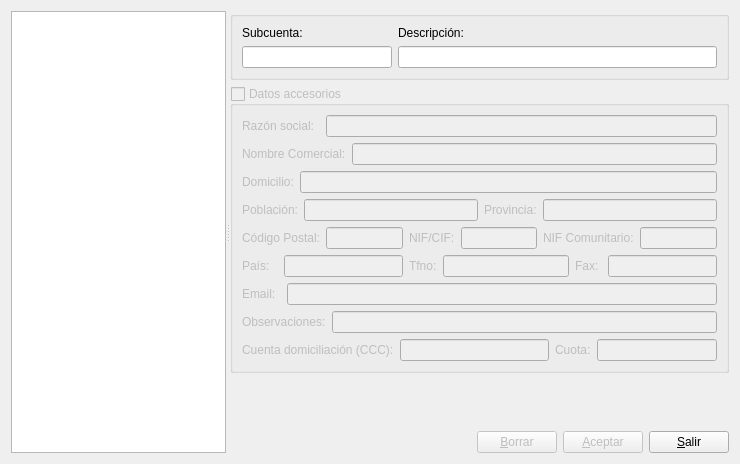
The window that ui/subcuentas.ui (Ivanvegacbr/librokuentas) describes before a commit, drawn with Qt 5.
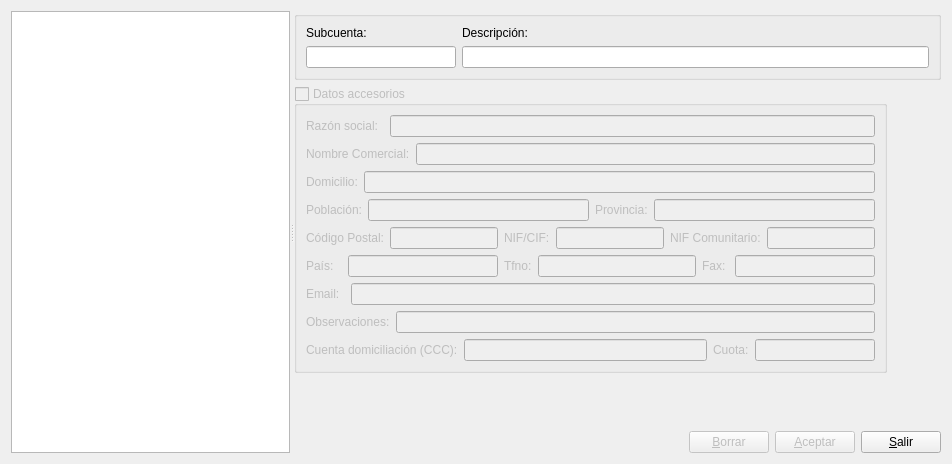
The same window after the commit. Icons and pictures are not drawn.

Diff of the .ui file:
```diff
--- a/ui/subcuentas.ui
+++ b/ui/subcuentas.ui
@@ -5,11 +5,11 @@
   <property name="enabled" >
    <bool>true</bool>
   </property>
-  <property name="geometry" >
+  <property name="geometry">
    <rect>
     <x>0</x>
     <y>0</y>
-    <width>740</width>
+    <width>952</width>
     <height>464</height>
    </rect>
   </property>
```
Left out of the diff: 432 changed lines with no effect on the pictures.
